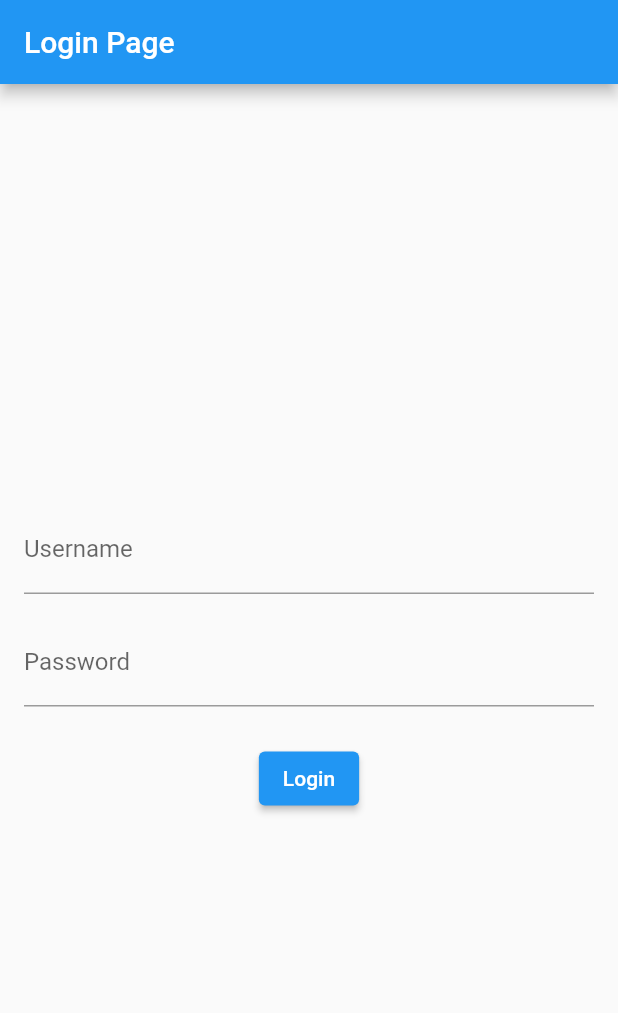
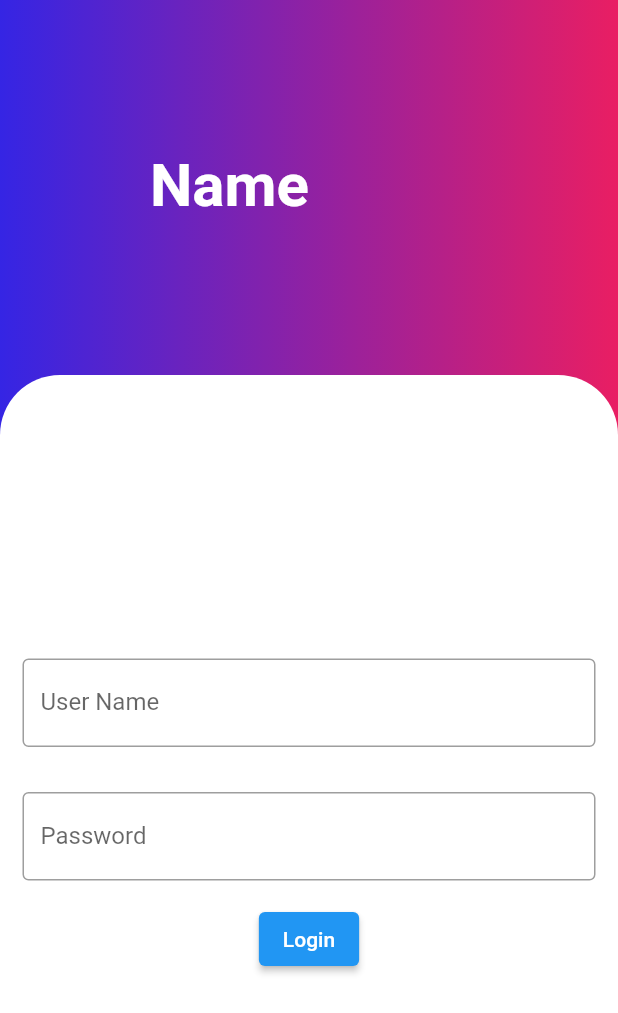
Before and after one commit to Practical02/exam-duty, a Flutter app: the screen it shows after launch, on a phone screen of 412 x 824 dp. Shown: the top 1013 px of the screen. Run offline on Flutter 3.47's test engine with Material 2 defaults, Android fonts, the light colour scheme and no system bars.

Commit message:
changed the color and added padding

```diff
--- a/lib/screens/login_page.dart
+++ b/lib/screens/login_page.dart
@@ -1,36 +1,68 @@
-
 import 'package:flutter/material.dart';
-
 
 class LoginPage extends StatelessWidget {
   const LoginPage({Key? key}) : super(key: key);
-   @override
+@override
   Widget build(BuildContext context) {
     return Scaffold(
-  appBar: AppBar(
-        title: const Text('Login Page'),
+      body: Stack(
+        children: [
+          Container(
+            height: double.infinity,
+        width: double.infinity,
+        decoration: const BoxDecoration(
+         gradient: LinearGradient(
+          colors:[
+            Color.fromARGB(255, 53, 37, 228),
+            Colors.pink,
+            ]),
+        ),
+      child: const Padding(
+          padding: EdgeInsets.all(100.0),
+          child: Text('Name',style:TextStyle(
+            fontSize:40,
+            color: Colors.white,
+            fontWeight: FontWeight.bold
+          ),),
       ),
-      body: Center(
-        child: Padding(
-          padding: const EdgeInsets.all(16.0),
-          child: Column(
-            mainAxisAlignment: MainAxisAlignment.center,
-            crossAxisAlignment: CrossAxisAlignment.center,
-            children: [
-              const TextField(
-                decoration: InputDecoration(
-                  labelText: 'Username',
+          ),
+          Padding(
+            padding: const EdgeInsets.only(top:250.0),
+            child: Container(
+              decoration: const BoxDecoration(
+                borderRadius: BorderRadius.only(
+                  topLeft: Radius.circular(40),
+                  topRight: Radius.circular(40)
                 ),
+                color:Colors.white,
               ),
-              const SizedBox(height: 16.0),
-              const TextField(
-                obscureText: true, // Use this for password input
-                decoration: InputDecoration(
-                  labelText: 'Password',
+              height: double.infinity,
+              width: double.infinity,
+              child: Column(
+                mainAxisAlignment:MainAxisAlignment.center ,
+                children:[
+                  const Padding(
+                  padding: EdgeInsets.all(15),
+                  child: TextField(
+                    decoration: InputDecoration(
+                      border: OutlineInputBorder(),
+                      labelText: 'User Name',
+                      hintText: 'Enter Your Name',
+                    ),
+                  ),
                 ),
-              ),
-              const SizedBox(height: 24.0),
-              ElevatedButton(
+                const Padding(
+                  padding: EdgeInsets.all(15),
+                  child: TextField(
+                    obscureText: true,
+                    decoration: InputDecoration(
+                      border: OutlineInputBorder(),
+                      labelText: 'Password',
+                      hintText: 'Enter Password',
+                    ),
+                  ),
+                ),
+ElevatedButton(
                 onPressed: () {
                   // Add your login logic here
                   // Typically, you'd validate the credentials and navigate to the next screen on success.
@@ -39,10 +71,11 @@ class LoginPage extends StatelessWidget {
                 },
                 child: const Text('Login'),
               ),
-            ],
-          ),
-        ),
 
+                ]),
+               ),
+               ),
+        ],
       )
     );
   }
```
